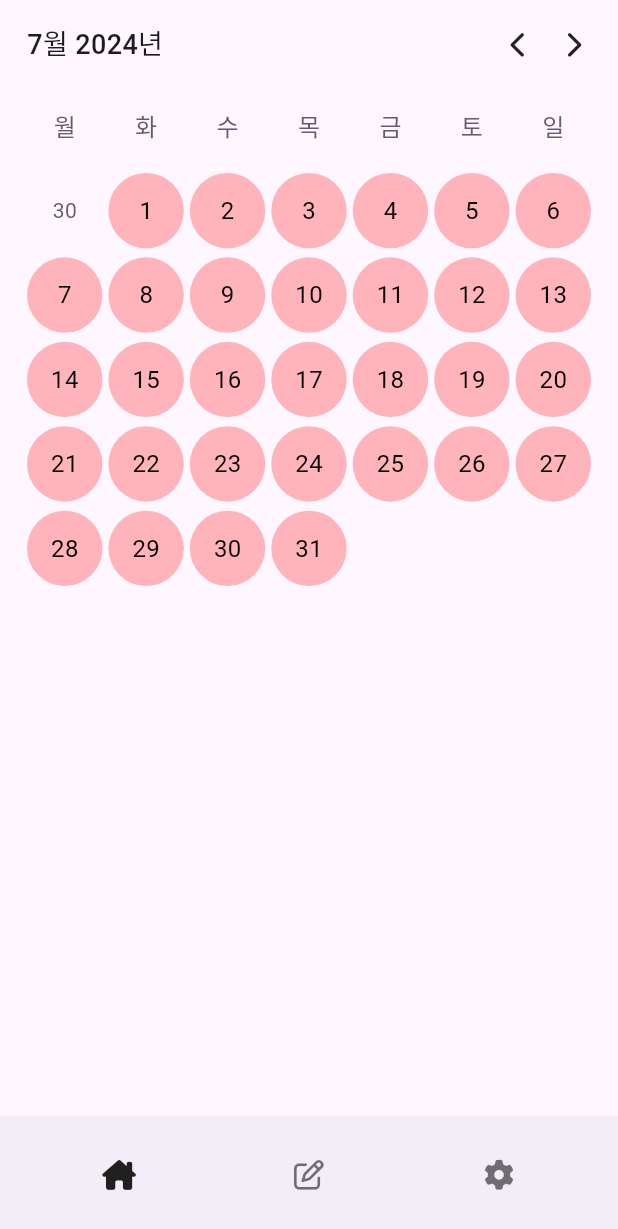
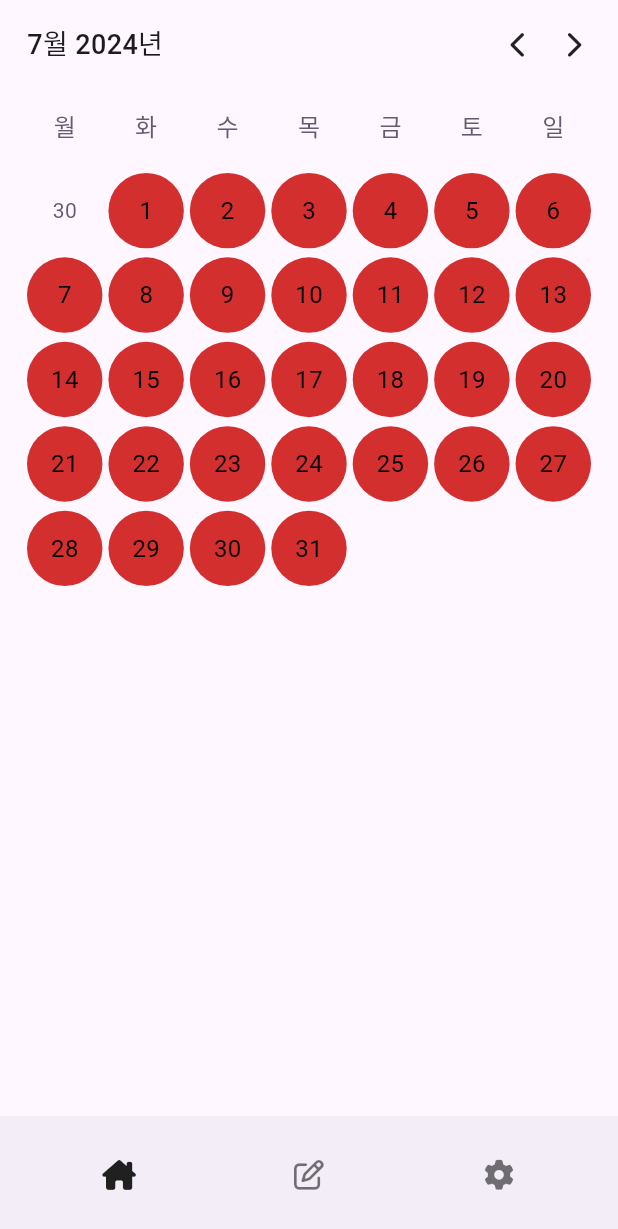
Before and after one commit to GyuJae/story_app, a Flutter app: the MoodTrackerHomePage screen opened by its route, on a phone screen of 412 x 824 dp. Shown: the top 1229 px of the screen. Run offline on Flutter 3.47's test engine with Material 3 defaults, Android fonts, the phone set to English and light mode, and no system bars; our stand-ins replace cloud_firestore, dartz, equatable, firebase_auth, firebase_core, flutter_riverpod and 4 more; accounts and stored records are empty; generated files the repository leaves out were written again.

```diff
--- a/lib/core/constants/mood.dart
+++ b/lib/core/constants/mood.dart
@@ -1,21 +1,23 @@
 import 'package:flutter/material.dart';
 
 enum EnumMood implements Comparable<EnumMood> {
-  veryBad(value: 1, name: '매우 나쁨', color: Color(0xFFFFB3BA)),
-  bad(value: 2, name: '슬픔', color: Color(0xFFB2C9E2)),
-  normal(value: 3, name: '보통', color: Color(0xFFB3E5CC)),
-  good(value: 4, name: '좋음', color: Color(0xFFB2E4F2)),
-  veryGood(value: 5, name: '행복', color: Color(0xFFFFFFB3));
+  veryBad(value: 1, name: '매우 나쁨', color: Color(0xFFD32F2F), emoji: '😭'),
+  bad(value: 2, name: '슬픔', color: Color(0xFF9E9E9E), emoji: '😢'),
+  normal(value: 3, name: '보통', color: Color(0xFF8BC34A), emoji: '😐'),
+  good(value: 4, name: '좋음', color: Color(0xFF64B5F6), emoji: '😊'),
+  veryGood(value: 5, name: '행복', color: Color(0xFFFFF176), emoji: '😍');
 
   const EnumMood({
     required this.value,
     required this.name,
     required this.color,
+    required this.emoji,
   });
 
   final int value;
   final String name;
   final Color color;
+  final String emoji;
 
   @override
   int compareTo(EnumMood other) => value.compareTo(other.value);
@@ -36,4 +38,20 @@ enum EnumMood implements Comparable<EnumMood> {
         throw ArgumentError('적절하지 않은 값입니다.');
     }
   }
+
+  static int getMaxValue() {
+    return EnumMood.veryGood.value;
+  }
+
+  static int getMinValue() {
+    return EnumMood.veryBad.value;
+  }
+
+  static int getMiddleValue() {
+    return EnumMood.normal.value;
+  }
+
+  static int getLength() {
+    return EnumMood.values.length;
+  }
 }
--- a/lib/features/mood_tracker/presentation/pages/mood_tracker_home_page.dart
+++ b/lib/features/mood_tracker/presentation/pages/mood_tracker_home_page.dart
@@ -1,6 +1,6 @@
 import 'package:flutter/material.dart';
 import 'package:flutter_riverpod/flutter_riverpod.dart';
-import 'package:story_app/core/constants/sizes.dart';
+import 'package:story_app/features/mood_tracker/presentation/pages/mood_entity_register_page.dart';
 import 'package:story_app/features/mood_tracker/presentation/providers/tab_state.dart';
 import 'package:story_app/features/mood_tracker/presentation/widgets/mood_tracker_calendar.dart';
 import 'package:story_app/features/mood_tracker/presentation/widgets/mood_tracker_tab_navigator.dart';
@@ -16,19 +16,17 @@ class MoodTrackerHomePage extends ConsumerWidget {
     final selectedTab = ref.watch(tabStateProvider).selectedTab;
     return Scaffold(
       body: SafeArea(
-        child: Padding(
-          padding: const EdgeInsets.symmetric(
-            horizontal: Sizes.size18,
-            vertical: Sizes.size16,
-          ),
         child: Stack(
           children: [
             Offstage(
               offstage: !selectedTab.equals(EnumTabItem.home),
               child: const MoodTrackerCalendar(),
+            ),
+            Offstage(
+              offstage: !selectedTab.equals(EnumTabItem.post),
+              child: const MoodEntityRegisterPage(),
             )
           ],
-          ),
         ),
       ),
       bottomNavigationBar: const MoodTrackerTabNavigator(),
--- a/lib/features/mood_tracker/presentation/widgets/mood_tracker_calendar.dart
+++ b/lib/features/mood_tracker/presentation/widgets/mood_tracker_calendar.dart
@@ -19,7 +19,12 @@ class MoodTrackerCalendar extends ConsumerWidget {
   Widget build(BuildContext context, WidgetRef ref) {
     final selectedMonth = ref.watch(selectedMonthProvider);
 
-    return Column(
+    return Padding(
+      padding: const EdgeInsets.symmetric(
+        horizontal: Sizes.size18,
+        vertical: Sizes.size16,
+      ),
+      child: Column(
         children: [
           _buildHeader(selectedMonth, ref),
           const Gap(Sizes.size16),
@@ -27,6 +32,7 @@ class MoodTrackerCalendar extends ConsumerWidget {
             child: _buildCalendar(context, selectedMonth),
           )
         ],
+      ),
     );
   }
 
```
Also changed, not shown: lib/features/mood_tracker/presentation/pages/mood_entity_register_page.dart (added, +109 -0 lines). Lines whose indentation alone changed are shown as unchanged.
